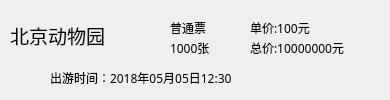
Before: the Qt Designer form SBSystemBackup/show_order.ui in iceboundx/SBSystem, drawn with Qt 5.
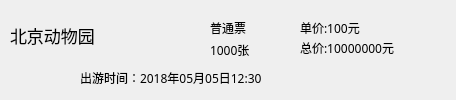
After: the same form once the commit is applied.

What changed in the file:
```diff
--- a/SBSystemBackup/show_order.ui
+++ b/SBSystemBackup/show_order.ui
@@ -6,7 +6,7 @@
    <rect>
     <x>0</x>
     <y>0</y>
-    <width>390</width>
+    <width>456</width>
     <height>100</height>
    </rect>
   </property>
@@ -18,14 +18,14 @@
     <rect>
      <x>10</x>
      <y>0</y>
-     <width>161</width>
+     <width>191</width>
      <height>71</height>
     </rect>
    </property>
    <property name="font">
     <font>
      <family>微软雅黑</family>
-     <pointsize>14</pointsize>
+     <pointsize>13</pointsize>
     </font>
    </property>
    <property name="acceptDrops">
@@ -41,7 +41,7 @@
   <widget class="QLabel" name="time">
    <property name="geometry">
     <rect>
-     <x>50</x>
+     <x>80</x>
      <y>70</y>
      <width>291</width>
      <height>16</height>
@@ -59,7 +59,7 @@
   <widget class="QLabel" name="all_price">
    <property name="geometry">
     <rect>
-     <x>250</x>
+     <x>300</x>
      <y>40</y>
      <width>131</width>
      <height>16</height>
@@ -77,10 +77,10 @@
   <widget class="QLabel" name="num">
    <property name="geometry">
     <rect>
-     <x>170</x>
+     <x>210</x>
      <y>40</y>
-     <width>72</width>
-     <height>15</height>
+     <width>91</width>
+     <height>20</height>
     </rect>
    </property>
    <property name="font">
@@ -95,7 +95,7 @@
   <widget class="QLabel" name="type">
    <property name="geometry">
     <rect>
-     <x>170</x>
+     <x>210</x>
      <y>20</y>
      <width>81</width>
      <height>16</height>
@@ -113,7 +113,7 @@
   <widget class="QLabel" name="pe_price">
    <property name="geometry">
     <rect>
-     <x>250</x>
+     <x>300</x>
      <y>20</y>
      <width>151</width>
      <height>16</height>
```
